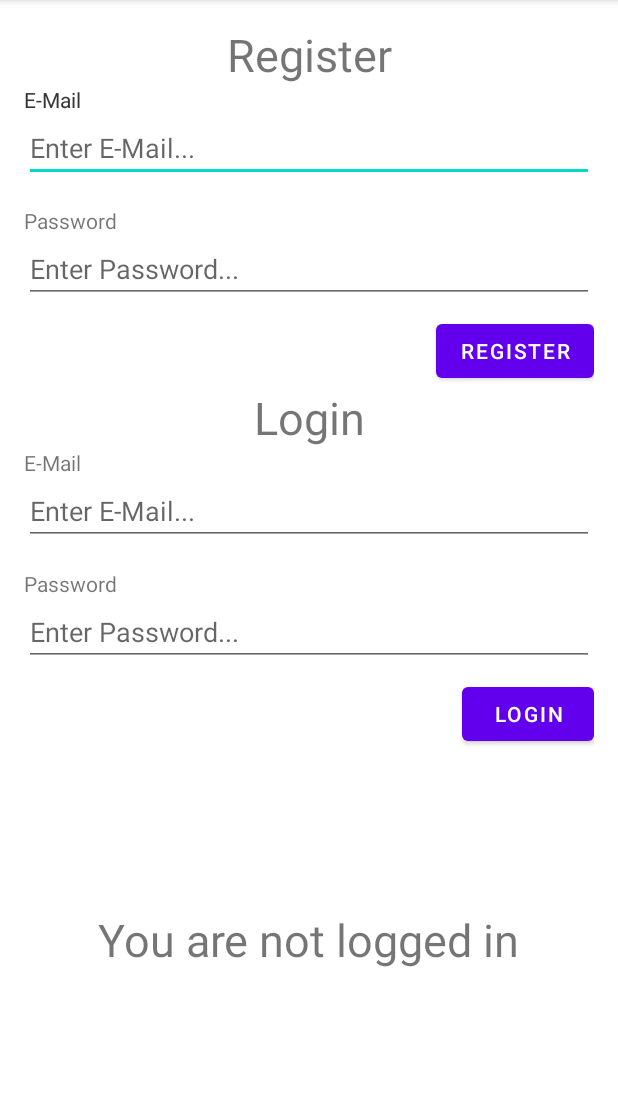
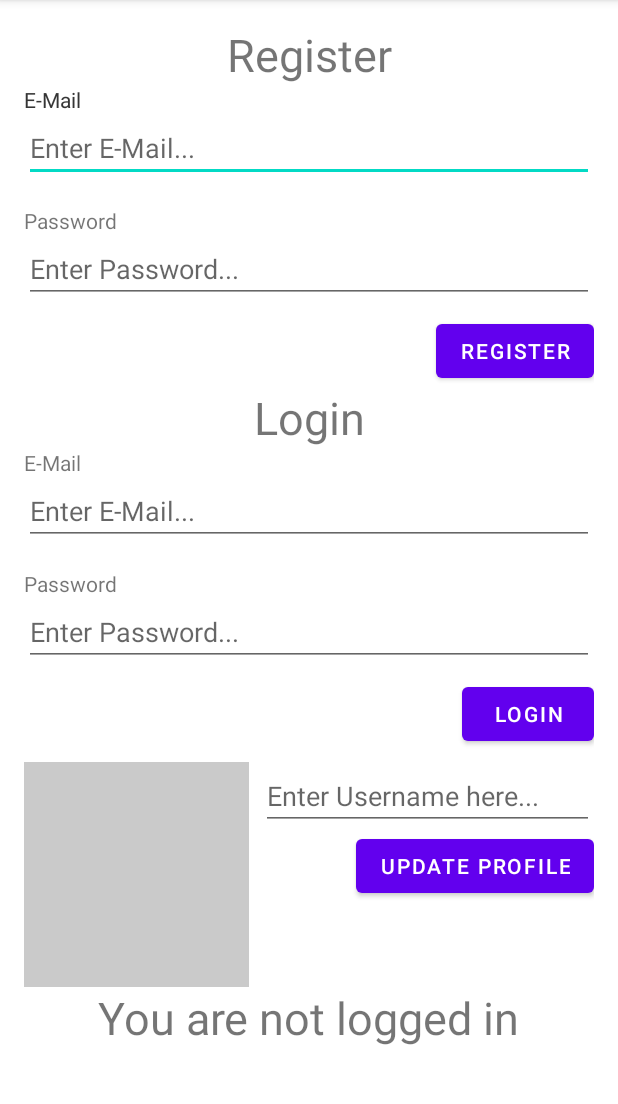
Before and after one commit to shubham3135/AndroidFirebaseTutorial, an Android app: the screen it shows after launch (MainActivity), on a phone screen of 412 x 824 dp, the part 84-1188 px from its top. Run offline under Robolectric (Android 15) with nearby library versions, the phone set to English and light mode, and no system bars; our stand-ins replace Firebase (no records; nobody signed in at launch, a user with empty details on screens opened directly).

Commit message:
Adding profile image and username

```diff
--- a/app/src/main/res/layout/activity_main.xml
+++ b/app/src/main/res/layout/activity_main.xml
@@ -1,7 +1,13 @@
 <?xml version="1.0" encoding="utf-8"?>
-<androidx.constraintlayout.widget.ConstraintLayout xmlns:android="http://schemas.android.com/apk/res/android"
+<ScrollView
+    android:id="@+id/scrollView"
+    xmlns:android="http://schemas.android.com/apk/res/android"
     xmlns:app="http://schemas.android.com/apk/res-auto"
     xmlns:tools="http://schemas.android.com/tools"
+    android:layout_width="match_parent"
+    android:layout_height="match_parent">
+
+    <androidx.constraintlayout.widget.ConstraintLayout
         android:layout_width="match_parent"
         android:layout_height="match_parent"
         android:padding="16dp"
@@ -141,6 +147,36 @@
             app:layout_constraintEnd_toEndOf="parent"
             app:layout_constraintHorizontal_bias="0.5"
             app:layout_constraintStart_toStartOf="parent"
+            app:layout_constraintTop_toBottomOf="@+id/ivProfilePicture" />
+
+        <ImageView
+            android:id="@+id/ivProfilePicture"
+            android:layout_width="150dp"
+            android:layout_height="150dp"
+            android:layout_marginTop="8dp"
+            android:background="#CACACA"
+            app:layout_constraintStart_toStartOf="parent"
             app:layout_constraintTop_toBottomOf="@+id/btnLogin" />
 
+        <EditText
+            android:id="@+id/etUsername"
+            android:layout_width="0dp"
+            android:layout_height="wrap_content"
+            android:layout_marginStart="8dp"
+            android:layout_marginTop="8dp"
+            android:hint="Enter Username here..."
+            app:layout_constraintEnd_toEndOf="parent"
+            app:layout_constraintStart_toEndOf="@+id/ivProfilePicture"
+            app:layout_constraintTop_toBottomOf="@+id/btnLogin" />
+
+        <Button
+            android:id="@+id/btnUpdateProfile"
+            android:layout_width="wrap_content"
+            android:layout_height="wrap_content"
+            android:text="Update Profile"
+            app:layout_constraintEnd_toEndOf="parent"
+            app:layout_constraintTop_toBottomOf="@+id/etUsername" />
+
     </androidx.constraintlayout.widget.ConstraintLayout>
+
+</ScrollView>
```
Also changed, not shown: app/src/main/java/com/shubhamkumarwinner/firebasetut/MainActivity.kt (+38 -2 lines), app/src/main/res/drawable/pic.jpg (added). Lines whose indentation alone changed are shown as unchanged.
